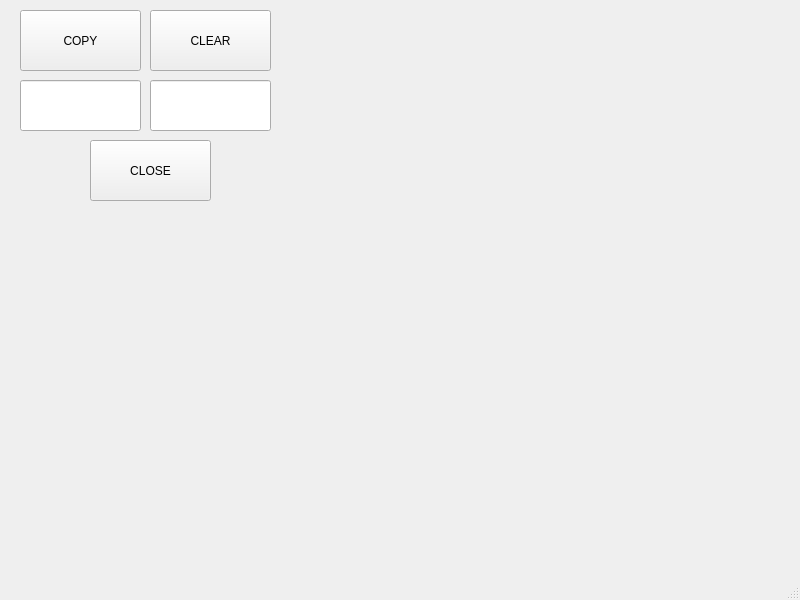
Old version of the form S20-21_CPP/CPP_widget3/mainwindow.ui in the repository PhilRoli/School20-21.
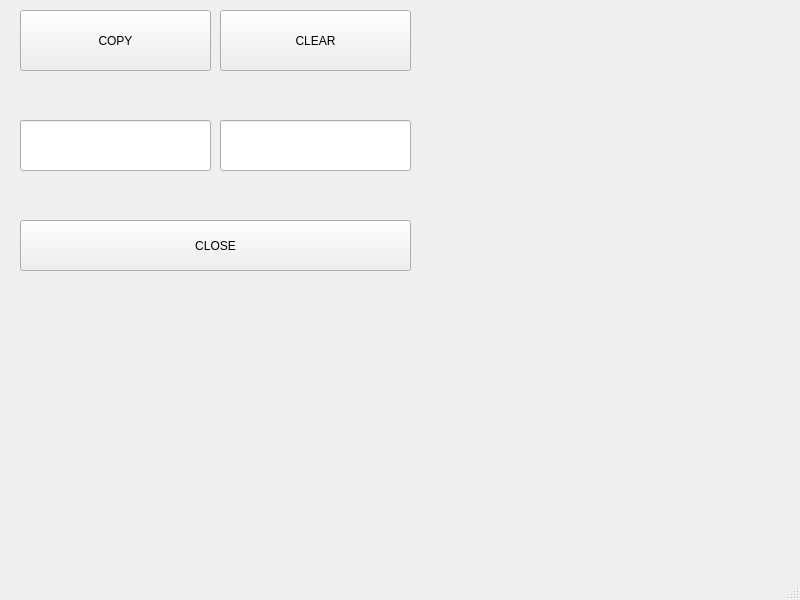
New version of the form.

What changed in the file:
```diff
--- a/S20-21_CPP/CPP_widget3/mainwindow.ui
+++ b/S20-21_CPP/CPP_widget3/mainwindow.ui
@@ -19,7 +19,7 @@
      <rect>
       <x>20</x>
       <y>10</y>
-      <width>121</width>
+      <width>191</width>
       <height>61</height>
      </rect>
     </property>
@@ -30,9 +30,9 @@
    <widget class="QPushButton" name="pushButton_2">
     <property name="geometry">
      <rect>
-      <x>150</x>
+      <x>220</x>
       <y>10</y>
-      <width>121</width>
+      <width>191</width>
       <height>61</height>
      </rect>
     </property>
@@ -44,8 +44,8 @@
     <property name="geometry">
      <rect>
       <x>20</x>
-      <y>80</y>
-      <width>121</width>
+      <y>120</y>
+      <width>191</width>
       <height>51</height>
      </rect>
     </property>
@@ -53,9 +53,9 @@
    <widget class="QLineEdit" name="lineEdit_2">
     <property name="geometry">
      <rect>
-      <x>150</x>
-      <y>80</y>
-      <width>121</width>
+      <x>220</x>
+      <y>120</y>
+      <width>191</width>
       <height>51</height>
      </rect>
     </property>
@@ -63,10 +63,10 @@
    <widget class="QPushButton" name="pushButton_3">
     <property name="geometry">
      <rect>
-      <x>90</x>
-      <y>140</y>
-      <width>121</width>
-      <height>61</height>
+      <x>20</x>
+      <y>220</y>
+      <width>391</width>
+      <height>51</height>
      </rect>
     </property>
     <property name="text">
```
Left out of the diff: 20 changed lines with no effect on the pictures.
